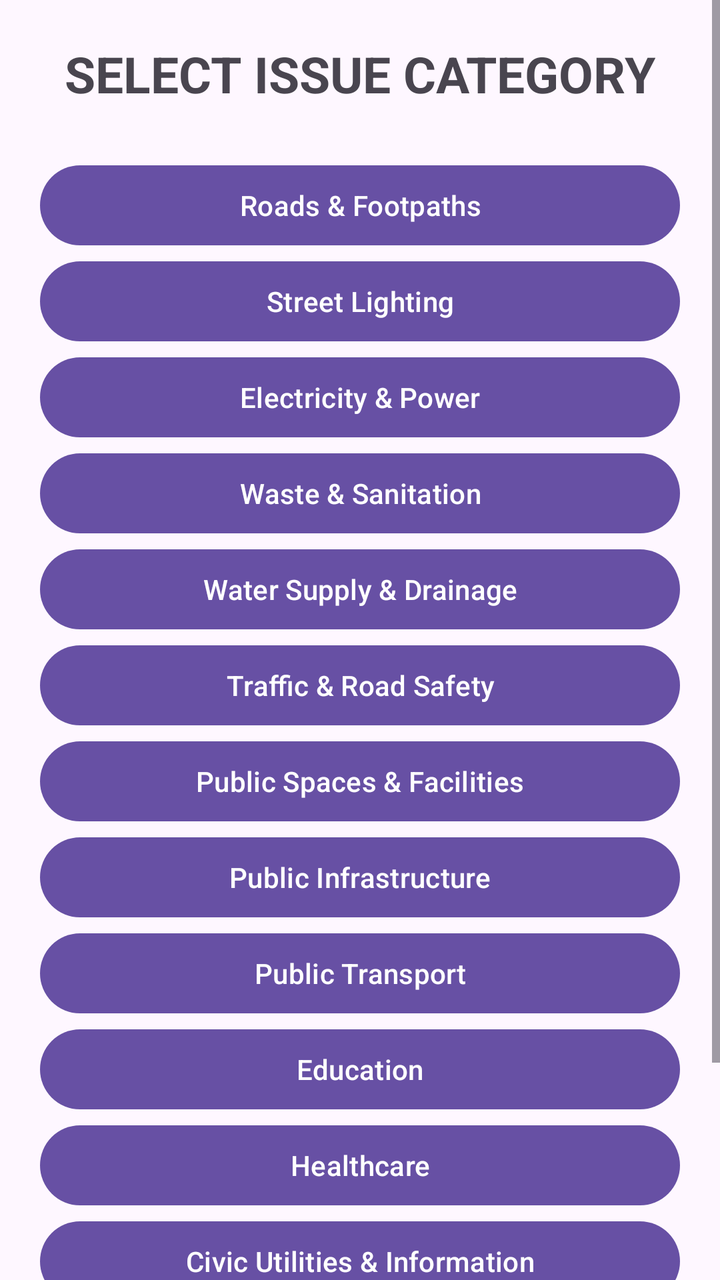
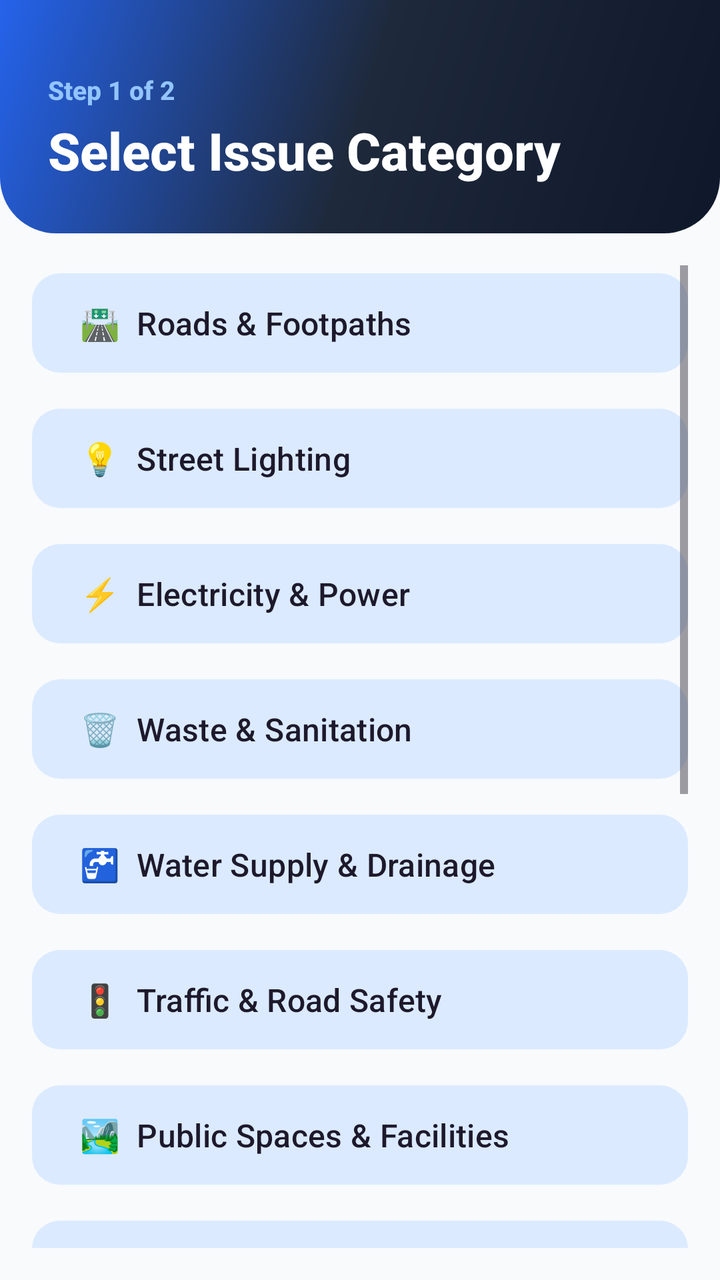

Two renders of the same Android screen: before a commit and after it. Below are the layout's source before the change and the commit's diff.
<!-- AndroidManifest.xml: application theme Theme.MADProject -->
<!-- res/layout/activity_category.xml -->
<?xml version="1.0" encoding="utf-8"?>
<ScrollView xmlns:android="http://schemas.android.com/apk/res/android"
    xmlns:tools="http://schemas.android.com/tools"
    android:id="@+id/main"
    android:layout_width="match_parent"
    android:layout_height="match_parent"
    tools:context=".CategoryActivity">

    <LinearLayout
        android:layout_width="match_parent"
        android:layout_height="wrap_content"
        android:orientation="vertical"
        android:padding="20dp">

        <TextView
            android:layout_width="wrap_content"
            android:layout_height="wrap_content"
            android:layout_gravity="center"
            android:text="SELECT ISSUE CATEGORY"
            android:textSize="25sp"
            android:textStyle="bold"
            android:layout_marginBottom="25dp" />

        <Button
            android:id="@+id/roadsButton"
            android:layout_width="match_parent"
            android:layout_height="wrap_content"
            android:text="Roads &amp; Footpaths" />

        <Button
            android:id="@+id/streetLightButton"
            android:layout_width="match_parent"
            android:layout_height="wrap_content"
            android:text="Street Lighting" />

        <Button
            android:id="@+id/electricityButton"
            android:layout_width="match_parent"
            android:layout_height="wrap_content"
            android:text="Electricity &amp; Power" />

        <Button
            android:id="@+id/wasteButton"
            android:layout_width="match_parent"
            android:layout_height="wrap_content"
            android:text="Waste &amp; Sanitation" />

        <Button
            android:id="@+id/waterButton"
            android:layout_width="match_parent"
            android:layout_height="wrap_content"
            android:text="Water Supply &amp; Drainage" />

        <Button
            android:id="@+id/trafficButton"
            android:layout_width="match_parent"
            android:layout_height="wrap_content"
            android:text="Traffic &amp; Road Safety" />

        <Button
            android:id="@+id/publicSpaceButton"
            android:layout_width="match_parent"
            android:layout_height="wrap_content"
            android:text="Public Spaces &amp; Facilities" />

        <Button
            android:id="@+id/infrastructureButton"
            android:layout_width="match_parent"
            android:layout_height="wrap_content"
            android:text="Public Infrastructure" />

        <Button
            android:id="@+id/transportButton"
            android:layout_width="match_parent"
            android:layout_height="wrap_content"
            android:text="Public Transport" />

        <Button
            android:id="@+id/educationButton"
            android:layout_width="match_parent"
            android:layout_height="wrap_content"
            android:text="Education" />

        <Button
            android:id="@+id/healthcareButton"
            android:layout_width="match_parent"
            android:layout_height="wrap_content"
            android:text="Healthcare" />

        <Button
            android:id="@+id/civicButton"
            android:layout_width="match_parent"
            android:layout_height="wrap_content"
            android:text="Civic Utilities &amp; Information" />

        <Button
            android:id="@+id/safetyButton"
            android:layout_width="match_parent"
            android:layout_height="wrap_content"
            android:text="Public Safety Hazards" />

        <Button
            android:id="@+id/otherButton"
            android:layout_width="match_parent"
            android:layout_height="wrap_content"
            android:text="Other" />

    </LinearLayout>

</ScrollView>
<!-- resources referenced by this layout -->
<resources>
  <style name="Theme.MADProject" parent="Base.Theme.MADProject" />
  <style name="Base.Theme.MADProject" parent="Theme.Material3.DayNight.NoActionBar">
          
          
      </style>
</resources>

<!-- the commit's change to res/layout/activity_category.xml (unified diff, before → after) -->
@@ -1,110 +1,237 @@
 <?xml version="1.0" encoding="utf-8"?>
-<ScrollView xmlns:android="http://schemas.android.com/apk/res/android"
+<LinearLayout xmlns:android="http://schemas.android.com/apk/res/android"
+    xmlns:app="http://schemas.android.com/apk/res-auto"
     xmlns:tools="http://schemas.android.com/tools"
     android:id="@+id/main"
     android:layout_width="match_parent"
     android:layout_height="match_parent"
+    android:orientation="vertical"
+    android:background="@color/background"
     tools:context=".CategoryActivity">
 
+    
     <LinearLayout
         android:layout_width="match_parent"
         android:layout_height="wrap_content"
         android:orientation="vertical"
-        android:padding="20dp">
+        android:background="@drawable/bg_gradient_header"
+        android:paddingStart="24dp"
+        android:paddingEnd="24dp"
+        android:paddingTop="36dp"
+        android:paddingBottom="24dp">
 
         <TextView
             android:layout_width="wrap_content"
             android:layout_height="wrap_content"
-            android:layout_gravity="center"
-            android:text="SELECT ISSUE CATEGORY"
-            android:textSize="25sp"
+            android:text="Step 1 of 2"
+            android:textSize="13sp"
+            android:textColor="#93C5FD"
+            android:textStyle="bold" />
+
+        <TextView
+            android:layout_width="wrap_content"
+            android:layout_height="wrap_content"
+            android:text="Select Issue Category"
+            android:textSize="26sp"
             android:textStyle="bold"
-            android:layout_marginBottom="25dp" />
-
-        <Button
-            android:id="@+id/roadsButton"
+            android:textColor="@color/white"
+            android:layout_marginTop="4dp" />
+    </LinearLayout>
+
+    
+    <ScrollView
+        android:layout_width="match_parent"
+        android:layout_height="match_parent"
+        android:padding="16dp">
+
+        <LinearLayout
             android:layout_width="match_parent"
             android:layout_height="wrap_content"
-            android:text="Roads &amp; Footpaths" />
-
-        <Button
-            android:id="@+id/streetLightButton"
-            android:layout_width="match_parent"
-            android:layout_height="wrap_content"
-            android:text="Street Lighting" />
-
-        <Button
-            android:id="@+id/electricityButton"
-            android:layout_width="match_parent"
-            android:layout_height="wrap_content"
-            android:text="Electricity &amp; Power" />
-
-        <Button
-            android:id="@+id/wasteButton"
-            android:layout_width="match_parent"
-            android:layout_height="wrap_content"
-            android:text="Waste &amp; Sanitation" />
-
-        <Button
-            android:id="@+id/waterButton"
-            android:layout_width="match_parent"
-            android:layout_height="wrap_content"
-            android:text="Water Supply &amp; Drainage" />
-
-        <Button
-            android:id="@+id/trafficButton"
-            android:layout_width="match_parent"
-            android:layout_height="wrap_content"
-            android:text="Traffic &amp; Road Safety" />
-
-        <Button
-            android:id="@+id/publicSpaceButton"
-            android:layout_width="match_parent"
-            android:layout_height="wrap_content"
-            android:text="Public Spaces &amp; Facilities" />
-
-        <Button
-            android:id="@+id/infrastructureButton"
-            android:layout_width="match_parent"
-            android:layout_height="wrap_content"
-            android:text="Public Infrastructure" />
-
-        <Button
-            android:id="@+id/transportButton"
-            android:layout_width="match_parent"
-            android:layout_height="wrap_content"
-            android:text="Public Transport" />
-
-        <Button
-            android:id="@+id/educationButton"
-            android:layout_width="match_parent"
-            android:layout_height="wrap_content"
-            android:text="Education" />
-
-        <Button
-            android:id="@+id/healthcareButton"
-            android:layout_width="match_parent"
-            android:layout_height="wrap_content"
-            android:text="Healthcare" />
-
-        <Button
-            android:id="@+id/civicButton"
-            android:layout_width="match_parent"
-            android:layout_height="wrap_content"
-            android:text="Civic Utilities &amp; Information" />
-
-        <Button
-            android:id="@+id/safetyButton"
-            android:layout_width="match_parent"
-            android:layout_height="wrap_content"
-            android:text="Public Safety Hazards" />
-
-        <Button
-            android:id="@+id/otherButton"
-            android:layout_width="match_parent"
-            android:layout_height="wrap_content"
-            android:text="Other" />
-
-    </LinearLayout>
-
-</ScrollView>
+            android:orientation="vertical">
+
+            <com.google.android.material.button.MaterialButton
+                android:id="@+id/roadsButton"
+                style="@style/Widget.Material3.Button.TonalButton"
+                android:layout_width="match_parent"
+                android:layout_height="wrap_content"
+                android:text="🛣️  Roads &amp; Footpaths"
+                android:textSize="16sp"
+                android:gravity="start|center_vertical"
+                android:paddingTop="14dp"
+                android:paddingBottom="14dp"
+                android:layout_marginBottom="10dp"
+                app:cornerRadius="14dp" />
+
+            <com.google.android.material.button.MaterialButton
+                android:id="@+id/streetLightButton"
+                style="@style/Widget.Material3.Button.TonalButton"
+                android:layout_width="match_parent"
+                android:layout_height="wrap_content"
+                android:text="💡  Street Lighting"
+                android:textSize="16sp"
+                android:gravity="start|center_vertical"
+                android:paddingTop="14dp"
+                android:paddingBottom="14dp"
+                android:layout_marginBottom="10dp"
+                app:cornerRadius="14dp" />
+
+            <com.google.android.material.button.MaterialButton
+                android:id="@+id/electricityButton"
+                style="@style/Widget.Material3.Button.TonalButton"
+                android:layout_width="match_parent"
+                android:layout_height="wrap_content"
+                android:text="⚡  Electricity &amp; Power"
+                android:textSize="16sp"
+                android:gravity="start|center_vertical"
+                android:paddingTop="14dp"
+                android:paddingBottom="14dp"
+                android:layout_marginBottom="10dp"
+                app:cornerRadius="14dp" />
+
+            <com.google.android.material.button.MaterialButton
+                android:id="@+id/wasteButton"
+                style="@style/Widget.Material3.Button.TonalButton"
+                android:layout_width="match_parent"
+                android:layout_height="wrap_content"
+                android:text="🗑️  Waste &amp; Sanitation"
+                android:textSize="16sp"
+                android:gravity="start|center_vertical"
+                android:paddingTop="14dp"
+                android:paddingBottom="14dp"
+                android:layout_marginBottom="10dp"
+                app:cornerRadius="14dp" />
+
+            <com.google.android.material.button.MaterialButton
+                android:id="@+id/waterButton"
+                style="@style/Widget.Material3.Button.TonalButton"
+                android:layout_width="match_parent"
+                android:layout_height="wrap_content"
+                android:text="🚰  Water Supply &amp; Drainage"
+                android:textSize="16sp"
+                android:gravity="start|center_vertical"
+                android:paddingTop="14dp"
+                android:paddingBottom="14dp"
+                android:layout_marginBottom="10dp"
+                app:cornerRadius="14dp" />
+
+            <com.google.android.material.button.MaterialButton
+                android:id="@+id/trafficButton"
+                style="@style/Widget.Material3.Button.TonalButton"
+                android:layout_width="match_parent"
+                android:layout_height="wrap_content"
+                android:text="🚦  Traffic &amp; Road Safety"
+                android:textSize="16sp"
+                android:gravity="start|center_vertical"
+                android:paddingTop="14dp"
+                android:paddingBottom="14dp"
+                android:layout_marginBottom="10dp"
+                app:cornerRadius="14dp" />
+
+            <com.google.android.material.button.MaterialButton
+                android:id="@+id/publicSpaceButton"
+                style="@style/Widget.Material3.Button.TonalButton"
+                android:layout_width="match_parent"
+                android:layout_height="wrap_content"
+                android:text="🏞️  Public Spaces &amp; Facilities"
+                android:textSize="16sp"
+                android:gravity="start|center_vertical"
+                android:paddingTop="14dp"
+                android:paddingBottom="14dp"
+                android:layout_marginBottom="10dp"
+                app:cornerRadius="14dp" />
+
+            <com.google.android.material.button.MaterialButton
+                android:id="@+id/infrastructureButton"
+                style="@style/Widget.Material3.Button.TonalButton"
+                android:layout_width="match_parent"
+                android:layout_height="wrap_content"
+                android:text="🏗️  Public Infrastructure"
+                android:textSize="16sp"
+                android:gravity="start|center_vertical"
+                android:paddingTop="14dp"
+                android:paddingBottom="14dp"
+                android:layout_marginBottom="10dp"
+                app:cornerRadius="14dp" />
+
+            <com.google.android.material.button.MaterialButton
+                android:id="@+id/transportButton"
+                style="@style/Widget.Material3.Button.TonalButton"
+                android:layout_width="match_parent"
+                android:layout_height="wrap_content"
+                android:text="🚌  Public Transport"
+                android:textSize="16sp"
+                android:gravity="start|center_vertical"
+                android:paddingTop="14dp"
+                android:paddingBottom="14dp"
+                android:layout_marginBottom="10dp"
+                app:cornerRadius="14dp" />
+
+            <com.google.android.material.button.MaterialButton
+                android:id="@+id/educationButton"
+                style="@style/Widget.Material3.Button.TonalButton"
+                android:layout_width="match_parent"
+                android:layout_height="wrap_content"
+                android:text="🎓  Education"
+                android:textSize="16sp"
+                android:gravity="start|center_vertical"
+                android:paddingTop="14dp"
+                android:paddingBottom="14dp"
+                android:layout_marginBottom="10dp"
+                app:cornerRadius="14dp" />
+
+            <com.google.android.material.button.MaterialButton
+                android:id="@+id/healthcareButton"
+                style="@style/Widget.Material3.Button.TonalButton"
+                android:layout_width="match_parent"
+                android:layout_height="wrap_content"
+                android:text="🏥  Healthcare"
+                android:textSize="16sp"
+                android:gravity="start|center_vertical"
+                android:paddingTop="14dp"
+                android:paddingBottom="14dp"
+                android:layout_marginBottom="10dp"
+                app:cornerRadius="14dp" />
+
+            <com.google.android.material.button.MaterialButton
+                android:id="@+id/civicButton"
+                style="@style/Widget.Material3.Button.TonalButton"
+                android:layout_width="match_parent"
+                android:layout_height="wrap_content"
+                android:text="ℹ️  Civic Utilities &amp; Information"
+                android:textSize="16sp"
+                android:gravity="start|center_vertical"
+                android:paddingTop="14dp"
+                android:paddingBottom="14dp"
+                android:layout_marginBottom="10dp"
+                app:cornerRadius="14dp" />
+
+            <com.google.android.material.button.MaterialButton
+                android:id="@+id/safetyButton"
+                style="@style/Widget.Material3.Button.TonalButton"
+                android:layout_width="match_parent"
+                android:layout_height="wrap_content"
+                android:text="⚠️  Public Safety Hazards"
+                android:textSize="16sp"
+                android:gravity="start|center_vertical"
+                android:paddingTop="14dp"
+                android:paddingBottom="14dp"
+                android:layout_marginBottom="10dp"
+                app:cornerRadius="14dp" />
+
+            <com.google.android.material.button.MaterialButton
+                android:id="@+id/otherButton"
+                style="@style/Widget.Material3.Button.TonalButton"
+                android:layout_width="match_parent"
+                android:layout_height="wrap_content"
+                android:text="📌  Other"
+                android:textSize="16sp"
+                android:gravity="start|center_vertical"
+                android:paddingTop="14dp"
+                android:paddingBottom="14dp"
+                android:layout_marginBottom="20dp"
+                app:cornerRadius="14dp" />
+
+        </LinearLayout>
+    </ScrollView>
+
+</LinearLayout>
<!-- resource entries referenced after the edit -->
@@ -1,9 +1,38 @@
 <!-- resources referenced by this layout -->
 <resources>
+  <color name="background">#F8FAFC</color>
+  <color name="white">#FFFFFF</color>
+  <!-- drawable bg_gradient_header (drawable) -->
+  <?xml version="1.0" encoding="utf-8"?>
+  <shape xmlns:android="http://schemas.android.com/apk/res/android"
+      android:shape="rectangle">
+      <gradient
+          android:angle="135"
+          android:startColor="#0F172A"
+          android:centerColor="#1E293B"
+          android:endColor="#2563EB"
+          android:type="linear" />
+      <corners
+          android:bottomLeftRadius="28dp"
+          android:bottomRightRadius="28dp" />
+  </shape>
   <style name="Theme.MADProject" parent="Base.Theme.MADProject" />
   <style name="Base.Theme.MADProject" parent="Theme.Material3.DayNight.NoActionBar">
-          
-          
+          <item name="colorPrimary">@color/primary</item>
+          <item name="colorOnPrimary">@color/text_on_primary</item>
+          <item name="colorPrimaryContainer">@color/primary_container</item>
+          <item name="colorSecondary">@color/secondary</item>
+          <item name="colorSecondaryContainer">@color/secondary_container</item>
+          <item name="colorTertiary">@color/tertiary</item>
+          <item name="android:statusBarColor">@color/primary</item>
+          <item name="android:windowBackground">@color/background</item>
+          <item name="android:fontFamily">sans-serif-medium</item>
       </style>
+  <color name="primary">#0F172A</color>
+  <color name="text_on_primary">#FFFFFF</color>
+  <color name="primary_container">#1E293B</color>
+  <color name="secondary">#2563EB</color>
+  <color name="secondary_container">#DBEAFE</color>
+  <color name="tertiary">#7C3AED</color>
 </resources>
 
